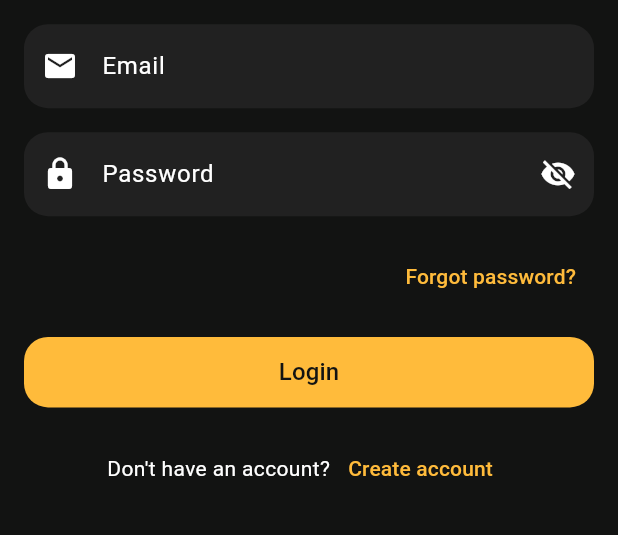
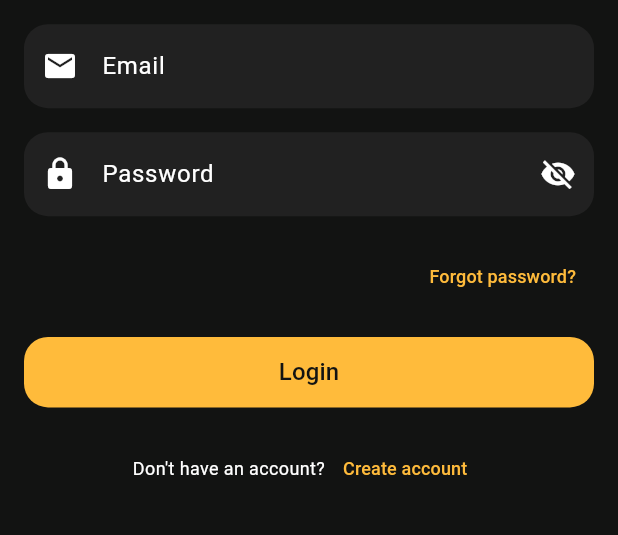
Before and after one commit to mina17722004/Movie-app, a Flutter app: the LoginScreen screen opened by its route, on a phone screen of 412 x 824 dp, the part 271-806 px from its top. Run offline on Flutter 3.47's test engine with Material 3 defaults, Android fonts, the phone set to English and light mode, and no system bars; our stand-ins replace carousel_slider, cloud_firestore, firebase_auth, firebase_core, flutter_toggle_tab, salomon_bottom_bar; accounts and stored records are empty.

Commit message:
inital commit

```diff
--- a/lib/screens/Login/login_screen.dart
+++ b/lib/screens/Login/login_screen.dart
@@ -104,8 +104,10 @@ class _LoginFireState extends State<LoginScreen> {
               Align(
                 alignment: Alignment.centerRight,
                 child: TextButton(
-                  onPressed: () {Navigator.pushReplacementNamed(context, ForgetPassword.routeName);}, // Implement Forgot Password logic
-                  child: const Text("Forgot password?", style: TextStyle(color: appColors.yellow)),
+                  onPressed: () {Navigator.pushReplacementNamed(context, ForgetPassword.routeName);},
+                  child: const Text("Forgot password?",
+                      style: TextStyle(color: appColors.yellow,fontSize: 12
+                      )),
                 ),
               ),
 
@@ -142,12 +144,14 @@ class _LoginFireState extends State<LoginScreen> {
               Row(
                 mainAxisAlignment: MainAxisAlignment.center,
                 children: [
-                  const Text("Don't have an account?", style: TextStyle(color: appColors.white)),
+                  const Text("Don't have an account?",
+                      style: TextStyle(color: appColors.white,fontSize: 12)),
                   TextButton(
                     onPressed: () {
                       Navigator.pushReplacementNamed(context, RegisterScreen.routeName);
                     },
-                    child: const Text("Create account", style: TextStyle(color: appColors.yellow)),
+                    child: const Text("Create account",
+                        style: TextStyle(color: appColors.yellow,fontSize: 12)),
                   ),
                 ],
               ),
--- a/lib/screens/home/four_widgets/explore_widget/explore_screen.dart
+++ b/lib/screens/home/four_widgets/explore_widget/explore_screen.dart
@@ -51,7 +51,7 @@ class _ExploreWidgetState extends State<ExploreWidget> {
   @override
   Widget build(BuildContext context) {
     return Padding(
-      padding: const EdgeInsets.symmetric(vertical: 12),
+      padding: const EdgeInsets.symmetric(vertical: 20),
       child: Column(
         children: [
           if (_genres.isNotEmpty)
--- a/lib/screens/home/four_widgets/search_widget/search_screen.dart
+++ b/lib/screens/home/four_widgets/search_widget/search_screen.dart
@@ -45,6 +45,7 @@ class _SearchWidgetState extends State<SearchWidget> {
   Widget build(BuildContext context) {
     return Column(
       children: [
+        SizedBox(height: 20,),
         Padding(
           padding: EdgeInsets.symmetric(horizontal: 8, vertical: 15),
           child: CustomTextFormField(
--- a/lib/screens/onBoarding/onboardingSix.dart
+++ b/lib/screens/onBoarding/onboardingSix.dart
@@ -36,6 +36,8 @@ class onboardingSix extends StatelessWidget {
                   ),
                 ),
               ),
+
+
               Align(
                 alignment: Alignment.bottomCenter,
                 child: Container(
@@ -61,6 +63,7 @@ class onboardingSix extends StatelessWidget {
                           fontWeight: FontWeight.bold,
                         ),
                       ),
+
                       SizedBox(height: 20),
                       ElevatedButton(
                         style: ElevatedButton.styleFrom(
--- a/lib/screens/onBoarding/onboarding_one.dart
+++ b/lib/screens/onBoarding/onboarding_one.dart
@@ -21,6 +21,7 @@ class onBoardingOne extends StatelessWidget {
           child: Stack(
             children: [
               Container(
+
                 decoration: BoxDecoration(
                   borderRadius: BorderRadius.circular(10),
                   gradient: LinearGradient(
@@ -28,6 +29,7 @@ class onBoardingOne extends StatelessWidget {
                     end: Alignment.topCenter,
                     colors: [
                  Colors.black,Colors.transparent
+
                     ],
                   ),
                 ),
@@ -69,7 +71,8 @@ class onBoardingOne extends StatelessWidget {
                         Navigator.pushNamed(context,onboardingTwo.routeName);
                       },
                       child:
-                        Container(height: 16,width: 400,
+
+                        Container(height: 20,width: 400,
                           child: Text(
                             'Explore Now',textAlign: TextAlign.center,
                             style: TextStyle(color: appColors.black, fontWeight: FontWeight.bold),
```
Also changed, not shown: lib/screens/home/four_widgets/profile_screen/profile_screen.dart (+4 -3 lines).
